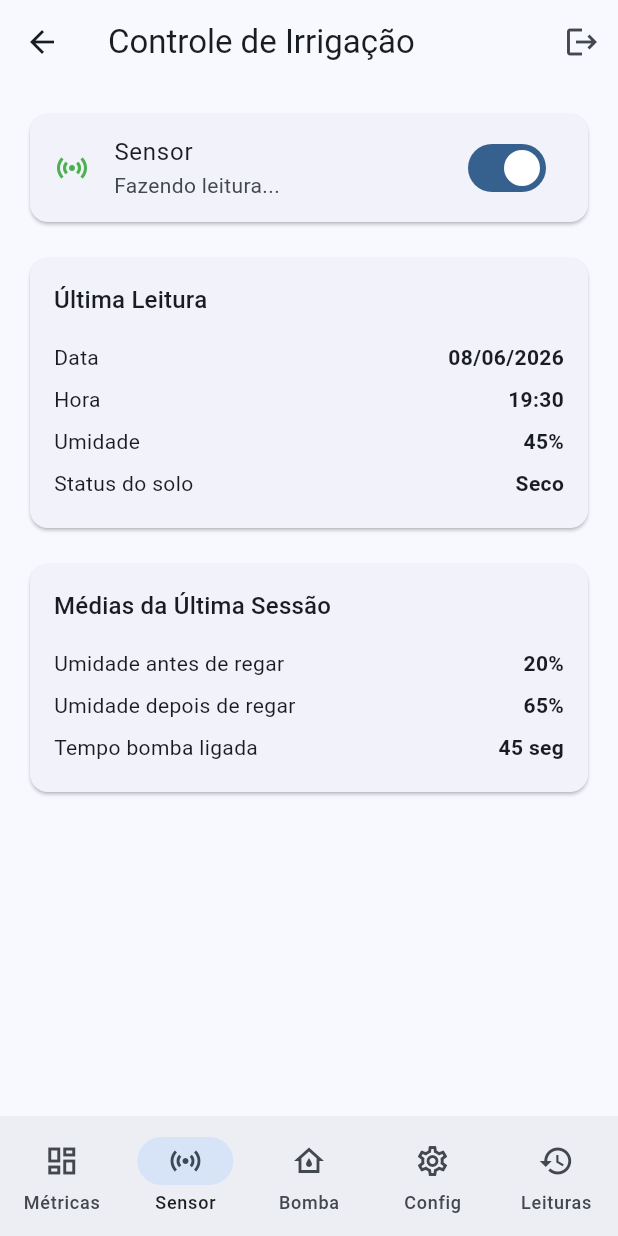
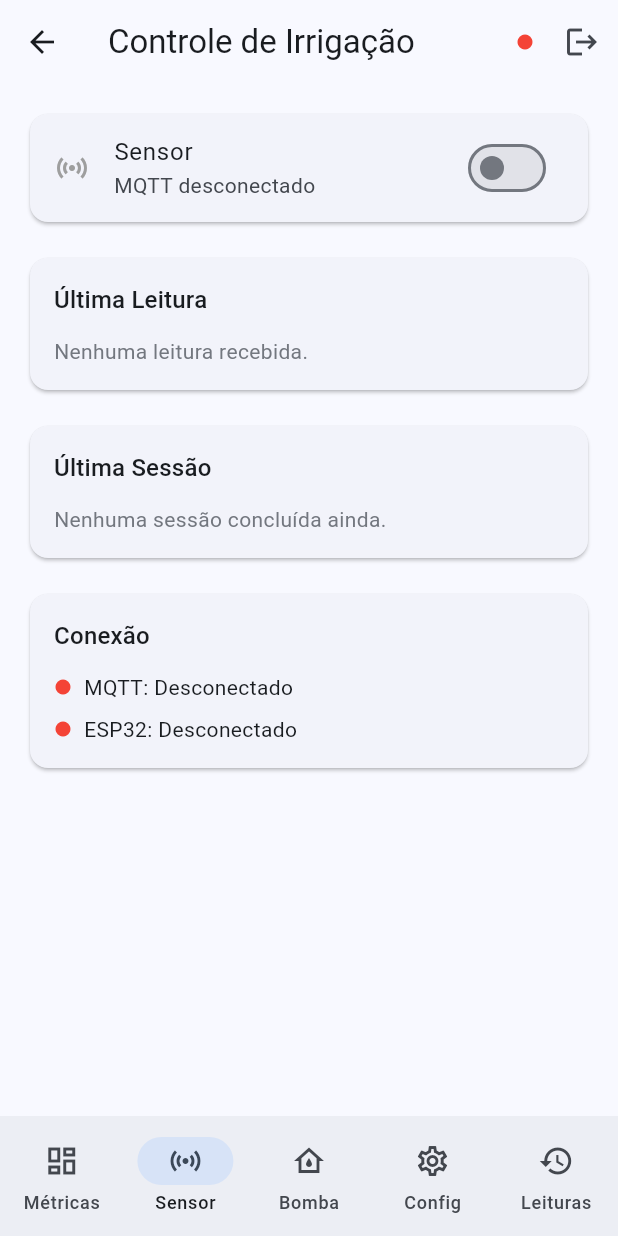
Before and after one commit to EJSeguro/controle-de-irrigacao, a Flutter app: the HomeScreen screen opened directly, item 2 of the bottom bar chosen, after a tap on "Sensor", on a phone screen of 412 x 824 dp. Run offline on Flutter 3.47's test engine with Material 3 defaults, Android fonts, the phone set to English and light mode, and no system bars; our stand-ins replace shared_preferences, sqflite; missing offline and left inert: mqtt_client; accounts and stored records are empty.

Commit message:
feat: persiste leituras em SQLite via DatabaseService

```diff
--- a/app/lib/main.dart
+++ b/app/lib/main.dart
@@ -4,6 +4,8 @@ import 'providers/system_provider.dart';
 import 'screens/auth_screen.dart';
 import 'screens/home_screen.dart';
 import 'services/auth_service.dart';
+import 'services/database_service.dart';
+import 'services/mqtt_service.dart';
 
 void main() {
   WidgetsFlutterBinding.ensureInitialized();
@@ -11,7 +13,7 @@ void main() {
     MultiProvider(
       providers: [
         ChangeNotifierProvider(create: (_) => AuthService()..init()),
-        ChangeNotifierProvider(create: (_) => SystemProvider()),
+        ChangeNotifierProvider(create: (_) => SystemProvider(MqttService(), DatabaseService())),
       ],
       child: const IrrigacaoApp(),
     ),
--- a/app/lib/providers/system_provider.dart
+++ b/app/lib/providers/system_provider.dart
@@ -1,16 +1,40 @@
 import 'dart:math';
 import 'package:flutter/foundation.dart';
 import '../models/leitura.dart';
+import '../services/database_service.dart';
+import '../services/mqtt_service.dart';
 
 class SystemProvider extends ChangeNotifier {
+  final MqttService _mqtt;
+  final DatabaseService _db;
+
+  SystemProvider(this._mqtt, this._db) {
+    _setupMqttCallbacks();
+    _carregarLeituras();
+  }
+
+  Future<void> _carregarLeituras() async {
+    final saved = await _db.carregarLeituras();
+    _leituras.addAll(saved);
+    if (_leituras.isNotEmpty) _ultimaLeitura = _leituras.first;
+    notifyListeners();
+  }
+
   bool _sistemaLigado = false;
   bool _bombaLigada = false;
   bool _bombaDesligadaManual = false;
+  bool _sessaoAtiva = false;
+  bool _mqttConectado = false;
+  bool _espOnline = false;
 
   int _intervaloLeitura = 30;
   String _unidadeIntervalo = 'min';
   double _potenciaBomba = 12;
   double _diametroTubulacao = 20;
+
+  int? _resultadoAntes;
+  int? _resultadoDepois;
+  int? _resultadoTempoBomba;
 
   final List<Leitura> _leituras = [];
   Leitura? _ultimaLeitura;
@@ -18,12 +42,18 @@ class SystemProvider extends ChangeNotifier {
   bool get sistemaLigado => _sistemaLigado;
   bool get bombaLigada => _bombaLigada;
   bool get bombaDesligadaManual => _bombaDesligadaManual;
+  bool get sessaoAtiva => _sessaoAtiva;
+  bool get mqttConectado => _mqttConectado;
+  bool get espOnline => _espOnline;
   int get intervaloLeitura => _intervaloLeitura;
   String get unidadeIntervalo => _unidadeIntervalo;
   double get potenciaBomba => _potenciaBomba;
   double get diametroTubulacao => _diametroTubulacao;
   List<Leitura> get leituras => List.unmodifiable(_leituras);
   Leitura? get ultimaLeitura => _ultimaLeitura;
+  int? get resultadoAntes => _resultadoAntes;
+  int? get resultadoDepois => _resultadoDepois;
+  int? get resultadoTempoBomba => _resultadoTempoBomba;
 
   bool get configValida =>
       _intervaloLeitura > 0 && _potenciaBomba > 0 && _diametroTubulacao > 0;
@@ -35,19 +65,48 @@ class SystemProvider extends ChangeNotifier {
     return null;
   }
 
-  void _adicionarLeitura(int umidade, String tipo) {
-    String status;
-    if (umidade < 20) {
-      status = 'Muito seco';
-    } else if (umidade < 45) {
-      status = 'Seco';
-    } else if (umidade < 65) {
-      status = 'Ideal';
-    } else if (umidade < 85) {
-      status = 'Úmido';
-    } else {
-      status = 'Encharcado';
-    }
+  void _setupMqttCallbacks() {
+    _mqtt.onLeituraSensor = (data) {
+      final umidade = data['umidade'] as int? ?? 0;
+      final tipo = (data['tipo'] as String? ?? 'auto') == 'manual' ? 'manual' : 'automática';
+      final statusStr = data['status'] as String?;
+      _adicionarLeitura(umidade, tipo, statusSolo: statusStr);
+
+      final bombaStatus = (data['bomba'] as String? ?? '').toUpperCase();
+      if (bombaStatus == 'ON') {
+        _bombaLigada = true;
+      } else if (bombaStatus == 'OFF') {
+        _bombaLigada = false;
+      }
+      notifyListeners();
+    };
+
+    _mqtt.onResultadoSessao = (data) {
+      _resultadoAntes = data['antes'] as int?;
+      _resultadoDepois = data['depois'] as int?;
+      _resultadoTempoBomba = data['tempo_bomba'] as int?;
+      _sessaoAtiva = false;
+      notifyListeners();
+    };
+
+    _mqtt.onStatusBomba = (status) {
+      _bombaLigada = status == 'ON';
+      notifyListeners();
+    };
+
+    _mqtt.onConexaoEsp = (online) {
+      _espOnline = online;
+      notifyListeners();
+    };
+
+    _mqtt.onConexaoMqtt = (conectado) {
+      _mqttConectado = conectado;
+      notifyListeners();
+    };
+  }
+
+  void _adicionarLeitura(int umidade, String tipo, {String? statusSolo}) {
+    String status = statusSolo ?? _calcularStatus(umidade);
 
     final leitura = Leitura(
       data: DateTime.now(),
@@ -58,25 +117,64 @@ class SystemProvider extends ChangeNotifier {
 
     _leituras.insert(0, leitura);
     _ultimaLeitura = leitura;
+    _db.salvarLeitura(leitura);
     notifyListeners();
   }
 
+  String _calcularStatus(int umidade) {
+    if (umidade < 20) return 'Muito seco';
+    if (umidade < 45) return 'Seco';
+    if (umidade < 65) return 'Ideal';
+    if (umidade < 85) return 'Úmido';
+    return 'Encharcado';
+  }
+
+  void conectarMqtt() {
+    _mqtt.connect();
+  }
+
+  void desconectarMqtt() {
+    _mqtt.disconnect();
+  }
+
   void realizarLeituraRapida() {
-    final rng = Random();
-    final umidade = rng.nextInt(81) + 5;
-    _adicionarLeitura(umidade, 'manual');
+    if (!_mqttConectado) {
+      _adicionarLeitura(Random().nextInt(81) + 5, 'manual');
+      return;
+    }
+    _mqtt.sendComando('LER');
   }
 
   void toggleSistema() {
-    _sistemaLigado = !_sistemaLigado;
-    if (!_sistemaLigado) {
+    if (!_mqttConectado) {
+      _sistemaLigado = !_sistemaLigado;
+      if (!_sistemaLigado) _bombaLigada = false;
+      notifyListeners();
+      return;
+    }
+
+    if (_sistemaLigado) {
+      _mqtt.sendComando('DESLIGAR');
+      _sistemaLigado = false;
+      _sessaoAtiva = false;
       _bombaLigada = false;
+    } else {
+      _mqtt.sendComando('LIGAR');
+      _sistemaLigado = true;
+      _sessaoAtiva = true;
+      _resultadoAntes = null;
+      _resultadoDepois = null;
+      _resultadoTempoBomba = null;
     }
     notifyListeners();
   }
 
   void desligarSistema() {
+    if (_mqttConectado) {
+      _mqtt.sendComando('DESLIGAR');
+    }
     _sistemaLigado = false;
+    _sessaoAtiva = false;
     _bombaLigada = false;
     notifyListeners();
   }
@@ -85,6 +183,7 @@ class SystemProvider extends ChangeNotifier {
     _bombaDesligadaManual = false;
     _bombaLigada = true;
     _sistemaLigado = true;
+    if (_mqttConectado) _mqtt.setBomba(true);
     notifyListeners();
   }
 
@@ -92,11 +191,17 @@ class SystemProvider extends ChangeNotifier {
     _bombaDesligadaManual = true;
     _bombaLigada = false;
     _sistemaLigado = false;
+    if (_mqttConectado) _mqtt.setBomba(false);
     notifyListeners();
   }
 
   void setIntervalo(int valor) {
     _intervaloLeitura = valor;
+    if (_mqttConectado && _unidadeIntervalo == 's' && valor >= 10) {
+      _mqtt.setConfig(valor);
+    } else if (_mqttConectado && _unidadeIntervalo == 'min') {
+      _mqtt.setConfig(valor * 60);
+    }
     notifyListeners();
   }
 
--- a/app/lib/screens/home_screen.dart
+++ b/app/lib/screens/home_screen.dart
@@ -1,5 +1,6 @@
 import 'package:flutter/material.dart';
 import 'package:provider/provider.dart';
+import '../providers/system_provider.dart';
 import '../services/auth_service.dart';
 import 'metrics_screen.dart';
 import 'sensor_screen.dart';
@@ -26,13 +27,30 @@ class _HomeScreenState extends State<HomeScreen> {
   ];
 
   @override
+  void initState() {
+    super.initState();
+    WidgetsBinding.instance.addPostFrameCallback((_) {
+      context.read<SystemProvider>().conectarMqtt();
+    });
+  }
+
+  @override
   Widget build(BuildContext context) {
     final auth = context.watch<AuthService>();
+    final system = context.watch<SystemProvider>();
 
     return Scaffold(
       appBar: AppBar(
         title: const Text('Controle de Irrigação'),
         actions: [
+          Padding(
+            padding: const EdgeInsets.only(right: 8),
+            child: Icon(
+              Icons.circle,
+              size: 12,
+              color: system.mqttConectado ? Colors.green : Colors.red,
+            ),
+          ),
           IconButton(
             icon: const Icon(Icons.logout),
             tooltip: 'Sair',
--- a/app/lib/screens/metrics_screen.dart
+++ b/app/lib/screens/metrics_screen.dart
@@ -135,7 +135,9 @@ class MetricsScreen extends StatelessWidget {
                 Text('Status do Sistema',
                     style: Theme.of(context).textTheme.titleMedium),
                 const SizedBox(height: 12),
-                _statusRow('Sensor', true),
+                _statusRow('MQTT', system.mqttConectado),
+                const SizedBox(height: 8),
+                _statusRow('ESP32', system.espOnline),
                 const SizedBox(height: 8),
                 _statusRow('Bomba', system.bombaLigada),
                 if (system.bombaDesligadaManual)
--- a/app/lib/screens/sensor_screen.dart
+++ b/app/lib/screens/sensor_screen.dart
@@ -1,29 +1,37 @@
 import 'package:flutter/material.dart';
+import 'package:provider/provider.dart';
+import '../providers/system_provider.dart';
 
-class SensorScreen extends StatefulWidget {
+class SensorScreen extends StatelessWidget {
   const SensorScreen({super.key});
 
   @override
-  State<SensorScreen> createState() => _SensorScreenState();
-}
+  Widget build(BuildContext context) {
+    final system = context.watch<SystemProvider>();
+    final ultima = system.ultimaLeitura;
 
-class _SensorScreenState extends State<SensorScreen> {
-  bool _sensorLigado = false;
-
-  @override
-  Widget build(BuildContext context) {
     return ListView(
       padding: const EdgeInsets.all(16),
       children: [
         Card(
           child: SwitchListTile(
             title: const Text('Sensor'),
-            subtitle: Text(_sensorLigado ? 'Fazendo leitura...' : 'Desligado'),
-            value: _sensorLigado,
-            onChanged: (v) => setState(() => _sensorLigado = v),
+            subtitle: Text(system.sessaoAtiva
+                ? 'Sessão ativa'
+                : system.mqttConectado
+                    ? 'Aguardando comando'
+                    : 'MQTT desconectado'),
+            value: system.sessaoAtiva,
+            onChanged: (v) {
+              if (v) {
+                system.toggleSistema();
+              } else {
+                system.desligarSistema();
+              }
+            },
             secondary: Icon(
               Icons.sensors,
-              color: _sensorLigado ? Colors.green : Colors.grey,
+              color: system.sessaoAtiva ? Colors.green : Colors.grey,
             ),
           ),
         ),
@@ -37,10 +45,15 @@ class _SensorScreenState extends State<SensorScreen> {
                 Text('Última Leitura',
                     style: Theme.of(context).textTheme.titleMedium),
                 const SizedBox(height: 12),
-                _infoRow('Data', '08/06/2026'),
-                _infoRow('Hora', '19:30'),
-                _infoRow('Umidade', '45%'),
-                _infoRow('Status do solo', 'Seco'),
+                if (ultima != null) ...[
+                  _infoRow('Data/hora', ultima.horaFormatada),
+                  _infoRow('Umidade', '${ultima.umidade}%'),
+                  _infoRow('Status do solo', ultima.statusSolo),
+                  _infoRow('Tipo', ultima.tipo == 'manual' ? 'Manual' : 'Automática'),
+                ] else ...[
+                  Text('Nenhuma leitura recebida.',
+                      style: TextStyle(color: Theme.of(context).colorScheme.outline)),
+                ],
               ],
             ),
           ),
@@ -52,12 +65,33 @@ class _SensorScreenState extends State<SensorScreen> {
             child: Column(
               crossAxisAlignment: CrossAxisAlignment.start,
               children: [
-                Text('Médias da Última Sessão',
+                Text('Última Sessão',
                     style: Theme.of(context).textTheme.titleMedium),
                 const SizedBox(height: 12),
-                _infoRow('Umidade antes de regar', '20%'),
-                _infoRow('Umidade depois de regar', '65%'),
-                _infoRow('Tempo bomba ligada', '45 seg'),
+                if (system.resultadoAntes != null) ...[
+                  _infoRow('Umidade antes de regar', '${system.resultadoAntes}%'),
+                  _infoRow('Umidade depois de regar', '${system.resultadoDepois}%'),
+                  _infoRow('Tempo bomba ligada', '${system.resultadoTempoBomba ?? 0} seg'),
+                ] else ...[
+                  Text('Nenhuma sessão concluída ainda.',
+                      style: TextStyle(color: Theme.of(context).colorScheme.outline)),
+                ],
+              ],
+            ),
+          ),
+        ),
+        const SizedBox(height: 16),
+        Card(
+          child: Padding(
+            padding: const EdgeInsets.all(16),
+            child: Column(
+              crossAxisAlignment: CrossAxisAlignment.start,
+              children: [
+                Text('Conexão', style: Theme.of(context).textTheme.titleMedium),
+                const SizedBox(height: 12),
+                _statusRow('MQTT', system.mqttConectado),
+                const SizedBox(height: 8),
+                _statusRow('ESP32', system.espOnline),
               ],
             ),
           ),
@@ -78,4 +112,14 @@ class _SensorScreenState extends State<SensorScreen> {
       ),
     );
   }
+
+  Widget _statusRow(String label, bool ativo) {
+    return Row(
+      children: [
+        Icon(Icons.circle, size: 12, color: ativo ? Colors.green : Colors.red),
+        const SizedBox(width: 8),
+        Text('$label: ${ativo ? "Conectado" : "Desconectado"}'),
+      ],
+    );
+  }
 }
--- /dev/null
+++ b/app/lib/services/database_service.dart
@@ -0,0 +1,60 @@
+import 'package:sqflite/sqflite.dart';
+import 'package:path/path.dart';
+import '../models/leitura.dart';
+
+class DatabaseService {
+  static Database? _db;
+
+  Future<Database> get database async {
+    if (_db != null) return _db!;
+    _db = await _init();
+    return _db!;
+  }
+
+  Future<Database> _init() async {
+    final path = join(await getDatabasesPath(), 'irrigacao.db');
+    return openDatabase(
+      path,
+      version: 1,
+      onCreate: (db, _) async {
+        await db.execute('''
+          CREATE TABLE leituras (
+            id INTEGER PRIMARY KEY AUTOINCREMENT,
+            data TEXT NOT NULL,
+            umidade INTEGER NOT NULL,
+            status_solo TEXT NOT NULL,
+            tipo TEXT NOT NULL
+          )
+        ''');
+      },
+    );
+  }
+
+  Future<void> salvarLeitura(Leitura leitura) async {
+    final db = await database;
+    await db.insert('leituras', {
+      'data': leitura.data.toIso8601String(),
+      'umidade': leitura.umidade,
+      'status_solo': leitura.statusSolo,
+      'tipo': leitura.tipo,
+    });
+  }
+
+  Future<List<Leitura>> carregarLeituras() async {
+    final db = await database;
+    final rows = await db.query('leituras', orderBy: 'data DESC');
+    return rows.map((row) {
+      return Leitura(
+        data: DateTime.parse(row['data'] as String),
+        umidade: row['umidade'] as int,
+        statusSolo: row['status_solo'] as String,
+        tipo: row['tipo'] as String,
+      );
+    }).toList();
+  }
+
+  Future<void> limparLeituras() async {
+    final db = await database;
+    await db.delete('leituras');
+  }
+}
--- /dev/null
+++ b/app/lib/services/mqtt_service.dart
@@ -0,0 +1,146 @@
+import 'dart:async';
+import 'dart:convert';
+import 'package:mqtt_client/mqtt_client.dart';
+import 'package:mqtt_client/mqtt_server_client.dart';
+
+class MqttService {
+  static const String host = 'bcf945890f214ca89c3846609fd07a6b.s1.eu.hivemq.cloud';
+  static const int port = 8883;
+  static const String user = 'sensor_umidade';
+  static const String pass = 'Senha1234567890';
+  static const String clientId = 'AppControleIrrigacao';
+
+  static const String topicoSensor = 'sensor_umidade';
+  static const String topicoBomba = 'Bomba';
+  static const String topicoComando = 'sensor/comando';
+  static const String topicoStatus = 'esp32/status';
+  static const String topicoResultado = 'sensor/resultado';
+  static const String topicoConfig = 'sensor/config';
+
+  MqttServerClient? _client;
+  StreamSubscription? _sub;
+
+  bool _conectado = false;
+  bool get conectado => _conectado;
+
+  void Function(Map<String, dynamic> payload)? onLeituraSensor;
+  void Function(Map<String, dynamic> payload)? onResultadoSessao;
+  void Function(String status)? onStatusBomba;
+  void Function(bool online)? onConexaoEsp;
+  void Function(bool conectado)? onConexaoMqtt;
+
+  Future<bool> connect() async {
+    _client = MqttServerClient(host, clientId);
+    _client!.port = port;
+    _client!.secure = true;
+    _client!.keepAlivePeriod = 30;
+    _client!.logging(on: false);
+
+    _client!.connectionMessage = MqttConnectMessage()
+        .authenticateAs(user, pass)
+        .withWillTopic(topicoStatus)
+        .withWillMessage('offline')
+        .withWillQos(MqttQos.atLeastOnce)
+        .startClean();
+
+    try {
+      await _client!.connect(user, pass);
+    } catch (_) {
+      _conectado = false;
+      onConexaoMqtt?.call(false);
+      return false;
+    }
+
+    if (_client!.connectionStatus?.state != MqttConnectionState.connected) {
+      _conectado = false;
+      onConexaoMqtt?.call(false);
+      return false;
+    }
+
+    _conectado = true;
+    onConexaoMqtt?.call(true);
+
+    _inscreverTopicos();
+    _escutarMensagens();
+    return true;
+  }
+
+  void _inscreverTopicos() {
+    if (_client == null) return;
+    _client!.subscribe(topicoSensor, MqttQos.atMostOnce);
+    _client!.subscribe(topicoBomba, MqttQos.atLeastOnce);
+    _client!.subscribe(topicoStatus, MqttQos.atLeastOnce);
+    _client!.subscribe(topicoResultado, MqttQos.atMostOnce);
+  }
+
+  void _escutarMensagens() {
+    _sub?.cancel();
+    _sub = _client?.updates?.listen(_processarMensagem);
+  }
+
+  void _processarMensagem(List<MqttReceivedMessage<MqttMessage>> messages) {
+    for (final msg in messages) {
+      final topic = msg.topic;
+      final payload = msg.payload as MqttPublishMessage;
+      final bytes = payload.payload.message;
+      final texto = utf8.decode(bytes);
+
+      if (topic == topicoSensor) {
+        _processarSensor(texto);
+      } else if (topic == topicoResultado) {
+        _processarResultado(texto);
+      } else if (topic == topicoBomba) {
+        onStatusBomba?.call(texto.trim().toUpperCase());
+      } else if (topic == topicoStatus) {
+        final status = texto.trim().toLowerCase();
+        onConexaoEsp?.call(status == 'online');
+      }
+    }
+  }
+
+  void _processarSensor(String texto) {
+    try {
+      final data = jsonDecode(texto) as Map<String, dynamic>;
+      onLeituraSensor?.call(data);
+    } catch (_) {}
+  }
+
+  void _processarResultado(String texto) {
+    try {
+      final data = jsonDecode(texto) as Map<String, dynamic>;
+      onResultadoSessao?.call(data);
+    } catch (_) {}
+  }
+
+  void sendComando(String comando) {
+    _publicar(topicoComando, comando);
+  }
+
+  void setBomba(bool ligar) {
+    _publicar(topicoBomba, ligar ? 'ON' : 'OFF', retain: true);
+  }
+
+  void setConfig(int intervaloSegundos) {
+    final payload = jsonEncode({'intervalo_s': intervaloSegundos});
+    _publicar(topicoConfig, payload);
+  }
+
+  void _publicar(String topico, String mensagem, {bool retain = false}) {
+    if (_client == null || !_conectado) return;
+    final builder = MqttClientPayloadBuilder();
+    builder.addUTF8String(mensagem);
+    _client!.publishMessage(topico, MqttQos.atMostOnce, builder.payload!,
+        retain: retain);
+  }
+
+  void disconnect() {
+    _sub?.cancel();
+    _client?.disconnect();
+    _conectado = false;
+    onConexaoMqtt?.call(false);
+  }
+
+  void dispose() {
+    disconnect();
+  }
+}
--- a/app/pubspec.yaml
+++ b/app/pubspec.yaml
@@ -36,6 +36,9 @@ dependencies:
   cupertino_icons: ^1.0.8
   shared_preferences: ^2.5.5
   provider: ^6.1.5+1
+  mqtt_client: ^10.11.11
+  sqflite: ^2.4.3
+  path: ^1.9.1
 
 dev_dependencies:
   flutter_test:
```
Also changed, not shown: app/pubspec.lock, 1 other file.
